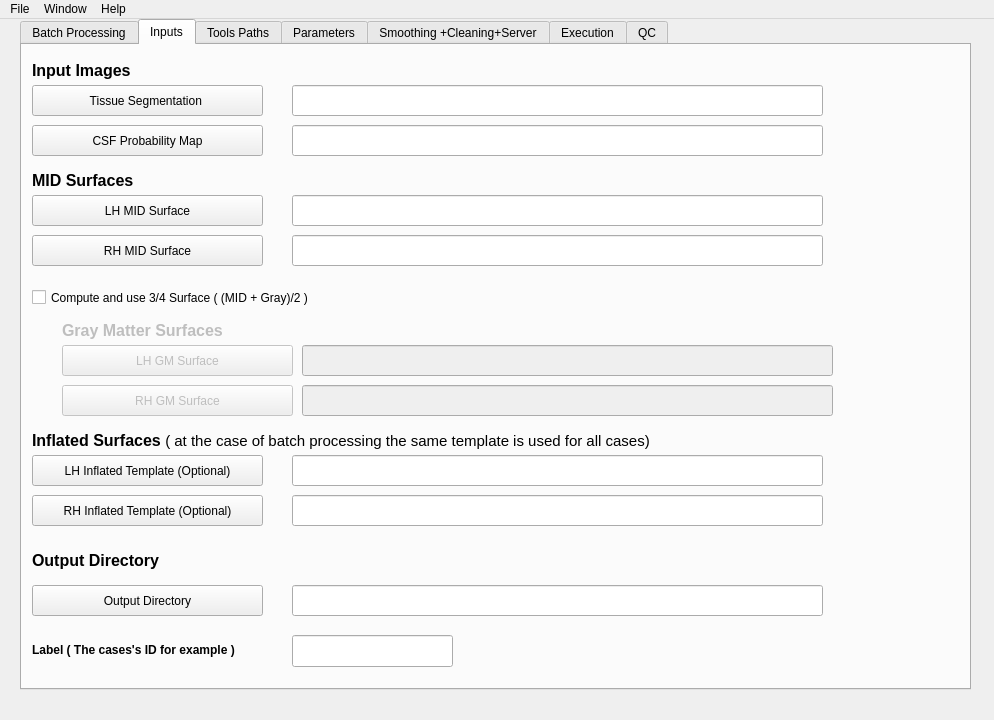
Qt form src/app/csfwindow.ui (tahya-deddah/Local_EACSF) before a commit.
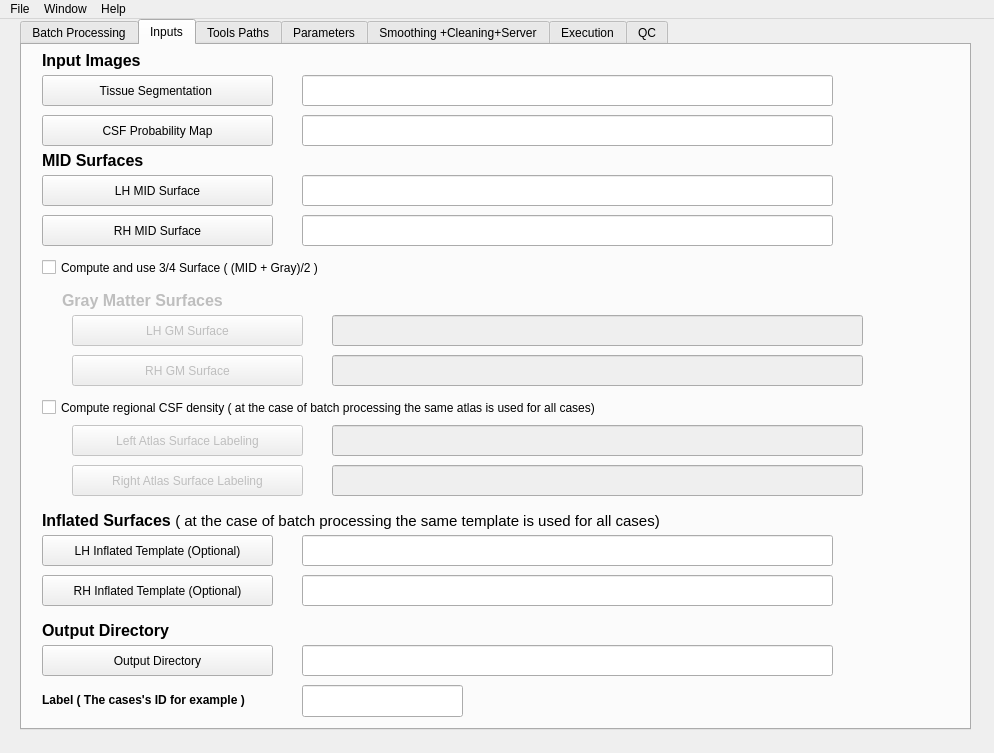
The same form after that commit. The open tabs and pages were chosen to show the change.

Diff of the .ui file:
```diff
--- a/src/app/csfwindow.ui
+++ b/src/app/csfwindow.ui
@@ -7,7 +7,7 @@
     <x>0</x>
     <y>0</y>
     <width>994</width>
-    <height>720</height>
+    <height>753</height>
    </rect>
   </property>
   <property name="windowTitle">
@@ -23,7 +23,7 @@
       <x>20</x>
       <y>0</y>
       <width>951</width>
-      <height>671</height>
+      <height>711</height>
      </rect>
     </property>
     <property name="minimumSize">
@@ -397,8 +397,8 @@
      <widget class="QLabel" name="input_images">
       <property name="geometry">
        <rect>
-        <x>10</x>
-        <y>10</y>
+        <x>20</x>
+        <y>0</y>
         <width>121</width>
         <height>31</height>
        </rect>
@@ -410,8 +410,8 @@
      <widget class="QPushButton" name="Segmentation">
       <property name="geometry">
        <rect>
-        <x>10</x>
-        <y>40</y>
+        <x>20</x>
+        <y>30</y>
         <width>231</width>
         <height>31</height>
        </rect>
@@ -423,8 +423,8 @@
      <widget class="QLineEdit" name="lineEdit_Segmentation">
       <property name="geometry">
        <rect>
-        <x>270</x>
-        <y>40</y>
+        <x>280</x>
+        <y>30</y>
         <width>531</width>
         <height>31</height>
        </rect>
@@ -433,8 +433,8 @@
      <widget class="QPushButton" name="CSF_Probability_Map">
       <property name="geometry">
        <rect>
-        <x>10</x>
-        <y>80</y>
+        <x>20</x>
+        <y>70</y>
         <width>231</width>
         <height>31</height>
        </rect>
@@ -446,8 +446,8 @@
      <widget class="QLineEdit" name="lineEdit_CSF_Probability_Map">
       <property name="geometry">
        <rect>
-        <x>270</x>
-        <y>80</y>
+        <x>280</x>
+        <y>70</y>
         <width>531</width>
         <height>31</height>
        </rect>
@@ -456,8 +456,8 @@
      <widget class="QLabel" name="left_hemisphere">
       <property name="geometry">
        <rect>
-        <x>10</x>
-        <y>120</y>
+        <x>20</x>
+        <y>100</y>
         <width>301</width>
         <height>31</height>
        </rect>
@@ -469,8 +469,8 @@
      <widget class="QPushButton" name="LH_MID_Surface">
       <property name="geometry">
        <rect>
-        <x>10</x>
-        <y>150</y>
+        <x>20</x>
+        <y>130</y>
         <width>231</width>
         <height>31</height>
        </rect>
@@ -482,8 +482,8 @@
      <widget class="QLineEdit" name="lineEdit_LH_MID_Surface">
       <property name="geometry">
        <rect>
-        <x>270</x>
-        <y>150</y>
+        <x>280</x>
+        <y>130</y>
         <width>531</width>
         <height>31</height>
        </rect>
@@ -495,8 +495,8 @@
       </property>
       <property name="geometry">
        <rect>
-        <x>40</x>
-        <y>300</y>
+        <x>50</x>
+        <y>270</y>
         <width>231</width>
         <height>31</height>
        </rect>
@@ -511,8 +511,8 @@
       </property>
       <property name="geometry">
        <rect>
-        <x>280</x>
-        <y>300</y>
+        <x>310</x>
+        <y>270</y>
         <width>531</width>
         <height>31</height>
        </rect>
@@ -525,7 +525,7 @@
       <property name="geometry">
        <rect>
         <x>40</x>
-        <y>270</y>
+        <y>240</y>
         <width>281</width>
         <height>31</height>
        </rect>
@@ -537,8 +537,8 @@
      <widget class="QPushButton" name="RH_MID_Surface">
       <property name="geometry">
        <rect>
-        <x>10</x>
-        <y>190</y>
+        <x>20</x>
+        <y>170</y>
         <width>231</width>
         <height>31</height>
        </rect>
@@ -550,8 +550,8 @@
      <widget class="QLineEdit" name="lineEdit_RH_MID_Surface">
       <property name="geometry">
        <rect>
-        <x>270</x>
-        <y>190</y>
+        <x>280</x>
+        <y>170</y>
         <width>531</width>
         <height>31</height>
        </rect>
@@ -563,8 +563,8 @@
       </property>
       <property name="geometry">
        <rect>
-        <x>40</x>
-        <y>340</y>
+        <x>50</x>
+        <y>310</y>
         <width>231</width>
         <height>31</height>
        </rect>
@@ -579,8 +579,8 @@
       </property>
       <property name="geometry">
        <rect>
-        <x>280</x>
-        <y>340</y>
+        <x>310</x>
+        <y>310</y>
         <width>531</width>
         <height>31</height>
        </rect>
@@ -589,8 +589,8 @@
      <widget class="QLabel" name="outputdirectory">
       <property name="geometry">
        <rect>
-        <x>10</x>
-        <y>500</y>
+        <x>20</x>
+        <y>570</y>
         <width>171</width>
         <height>31</height>
        </rect>
@@ -602,8 +602,8 @@
      <widget class="QPushButton" name="output_directory">
       <property name="geometry">
        <rect>
-        <x>10</x>
-        <y>540</y>
+        <x>20</x>
+        <y>600</y>
         <width>231</width>
         <height>31</height>
        </rect>
@@ -615,8 +615,8 @@
      <widget class="QLineEdit" name="lineEdit_Output_Directory">
       <property name="geometry">
        <rect>
-        <x>270</x>
-        <y>540</y>
+        <x>280</x>
+        <y>600</y>
         <width>531</width>
         <height>31</height>
        </rect>
@@ -625,8 +625,8 @@
      <widget class="QPushButton" name="LH_Inflating_Template">
       <property name="geometry">
        <rect>
-        <x>10</x>
-        <y>410</y>
+        <x>20</x>
+        <y>490</y>
         <width>231</width>
         <height>31</height>
        </rect>
@@ -638,8 +638,8 @@
      <widget class="QLineEdit" name="lineEdit_LH_Inflating_Template">
       <property name="geometry">
        <rect>
-        <x>270</x>
-        <y>410</y>
+        <x>280</x>
+        <y>490</y>
         <width>531</width>
         <height>31</height>
        </rect>
@@ -648,8 +648,8 @@
      <widget class="QPushButton" name="RH_Inflating_Template">
       <property name="geometry">
        <rect>
-        <x>10</x>
-        <y>450</y>
+        <x>20</x>
+        <y>530</y>
         <width>231</width>
         <height>31</height>
        </rect>
@@ -661,8 +661,8 @@
      <widget class="QLineEdit" name="lineEdit_RH_Inflating_Template">
       <property name="geometry">
        <rect>
-        <x>270</x>
-        <y>450</y>
+        <x>280</x>
+        <y>530</y>
         <width>531</width>
         <height>31</height>
        </rect>
@@ -671,8 +671,8 @@
      <widget class="QLabel" name="label_2">
       <property name="geometry">
        <rect>
-        <x>10</x>
-        <y>590</y>
+        <x>20</x>
+        <y>640</y>
         <width>241</width>
         <height>31</height>
        </rect>
@@ -684,8 +684,8 @@
      <widget class="QLineEdit" name="lineEdit_Label">
       <property name="geometry">
        <rect>
-        <x>270</x>
-        <y>590</y>
+        <x>280</x>
+        <y>640</y>
         <width>161</width>
         <height>32</height>
        </rect>
@@ -694,8 +694,8 @@
      <widget class="QLabel" name="Inflating_surfaces">
       <property name="geometry">
        <rect>
-        <x>10</x>
-        <y>380</y>
+        <x>20</x>
+        <y>460</y>
         <width>771</width>
         <height>31</height>
        </rect>
@@ -707,8 +707,8 @@
      <widget class="QCheckBox" name="checkBox_75P_Surface">
       <property name="geometry">
        <rect>
-        <x>10</x>
-        <y>240</y>
+        <x>20</x>
+        <y>210</y>
         <width>371</width>
         <height>25</height>
        </rect>
@@ -717,6 +717,77 @@
        <string>Compute and use 3/4 Surface ( (MID + Gray)/2 ) </string>
       </property>
      </widget>
+     <widget class="QCheckBox" name="checkBox_Compute_regional_CSF_density">
+      <property name="geometry">
+       <rect>
+        <x>20</x>
+        <y>350</y>
+        <width>811</width>
+        <height>25</height>
+       </rect>
+      </property>
+      <property name="text">
+       <string>Compute regional CSF density ( at the case of batch processing the same atlas is used for all cases)</string>
+      </property>
+     </widget>
+     <widget class="QPushButton" name="Left_Atlas_Surface">
+      <property name="enabled">
+       <bool>false</bool>
+      </property>
+      <property name="geometry">
+       <rect>
+        <x>50</x>
+        <y>380</y>
+        <width>231</width>
+        <height>31</height>
+       </rect>
+      </property>
+      <property name="text">
+       <string>Left Atlas Surface Labeling</string>
+      </property>
+     </widget>
+     <widget class="QPushButton" name="Right_Atlas_Surface">
+      <property name="enabled">
+       <bool>false</bool>
+      </property>
+      <property name="geometry">
+       <rect>
+        <x>50</x>
+        <y>420</y>
+        <width>231</width>
+        <height>31</height>
+       </rect>
+      </property>
+      <property name="text">
+       <string>Right Atlas Surface Labeling</string>
+      </property>
+     </widget>
+     <widget class="QLineEdit" name="lineEdit_Left_Atlas_Surface">
+      <property name="enabled">
+       <bool>false</bool>
+      </property>
+      <property name="geometry">
+       <rect>
+        <x>310</x>
+        <y>380</y>
+        <width>531</width>
+        <height>31</height>
+       </rect>
+      </property>
+     </widget>
+     <widget class="QLineEdit" name="lineEdit_Right_Atlas_Surface">
+      <property name="enabled">
+       <bool>false</bool>
+      </property>
+      <property name="geometry">
+       <rect>
+        <x>310</x>
+        <y>420</y>
+        <width>531</width>
+        <height>31</height>
+       </rect>
+      </property>
+     </widget>
     </widget>
     <widget class="QWidget" name="tab_executables">
      <attribute name="title">
```
Left out of the diff: 134 changed lines with no effect on the pictures.
